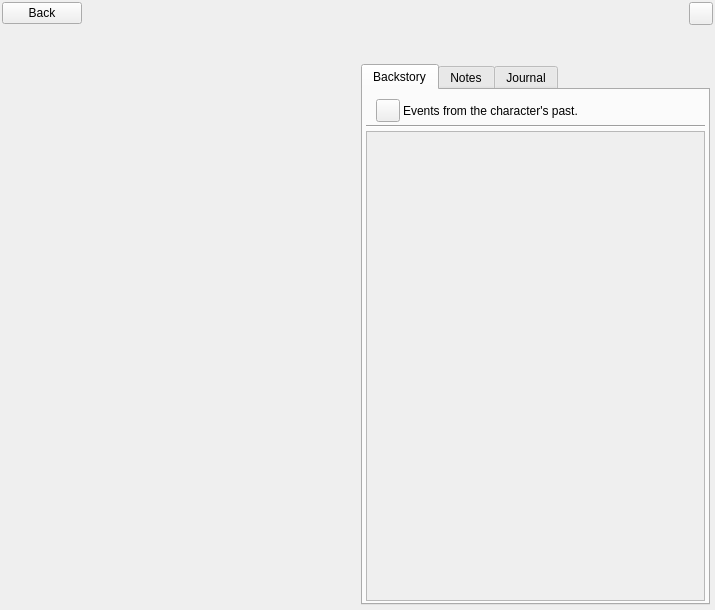
Old version of the form ui/character_editor.ui in the repository zkovari/plotlyst.
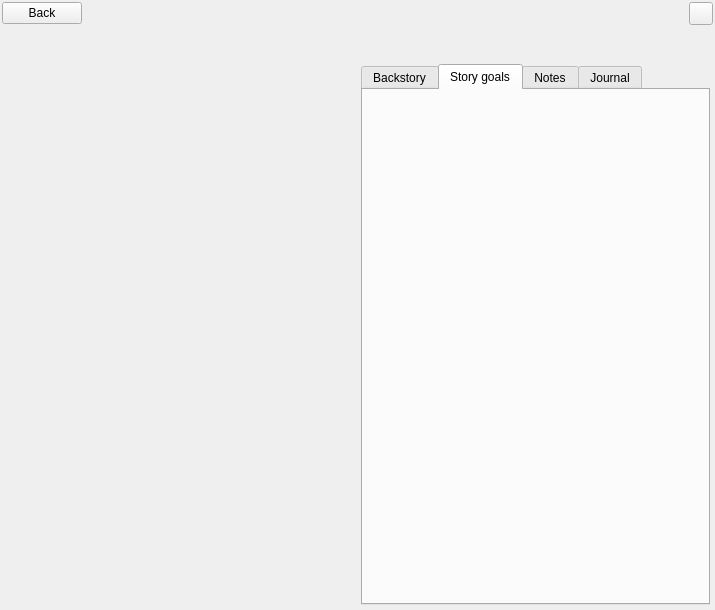
New version of the form. The open tabs and pages were chosen to show the change. Custom widgets are drawn as their Qt base class.

Commit message:
Renovate character goals into a tree hierarchy (#270)
* Renovate character goals

* Add domain classes

* fix tests

* tree goal editor

* delete goal

* remove dangling goals upon fetch

* fix duplicated goal icon

The edit to the form file:
```diff
--- a/ui/character_editor.ui
+++ b/ui/character_editor.ui
@@ -324,6 +324,28 @@
             </item>
            </layout>
           </widget>
+          <widget class="QWidget" name="tabGoals">
+           <attribute name="title">
+            <string>Story goals</string>
+           </attribute>
+           <layout class="QVBoxLayout" name="verticalLayout_3">
+            <property name="spacing">
+             <number>3</number>
+            </property>
+            <property name="leftMargin">
+             <number>2</number>
+            </property>
+            <property name="topMargin">
+             <number>2</number>
+            </property>
+            <property name="rightMargin">
+             <number>2</number>
+            </property>
+            <property name="bottomMargin">
+             <number>2</number>
+            </property>
+           </layout>
+          </widget>
           <widget class="QWidget" name="tabNotes">
            <attribute name="title">
             <string>Notes</string>
```
The commit also changes 13 other files.
